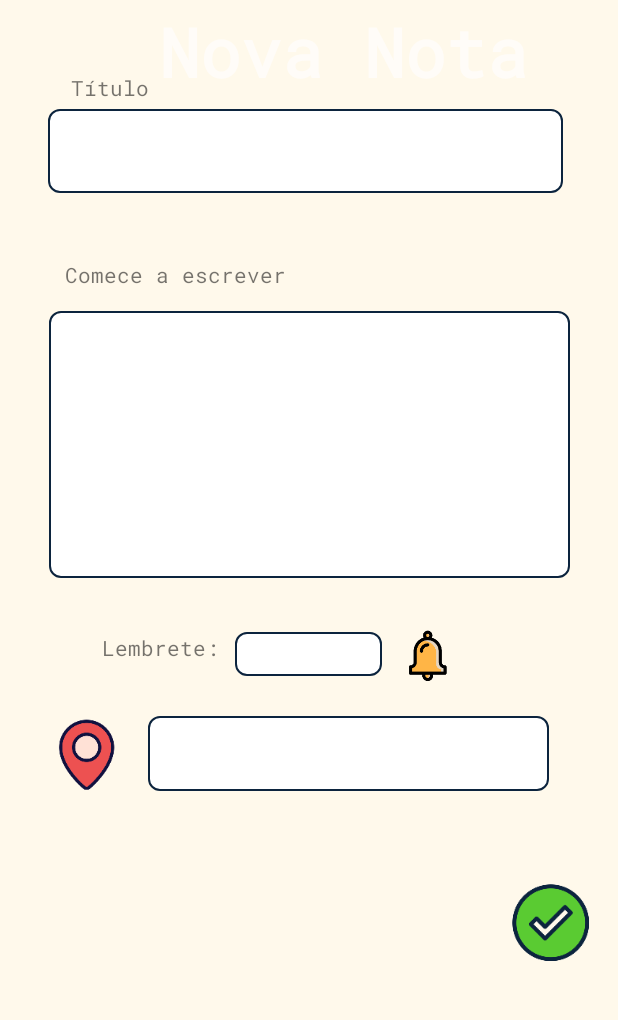
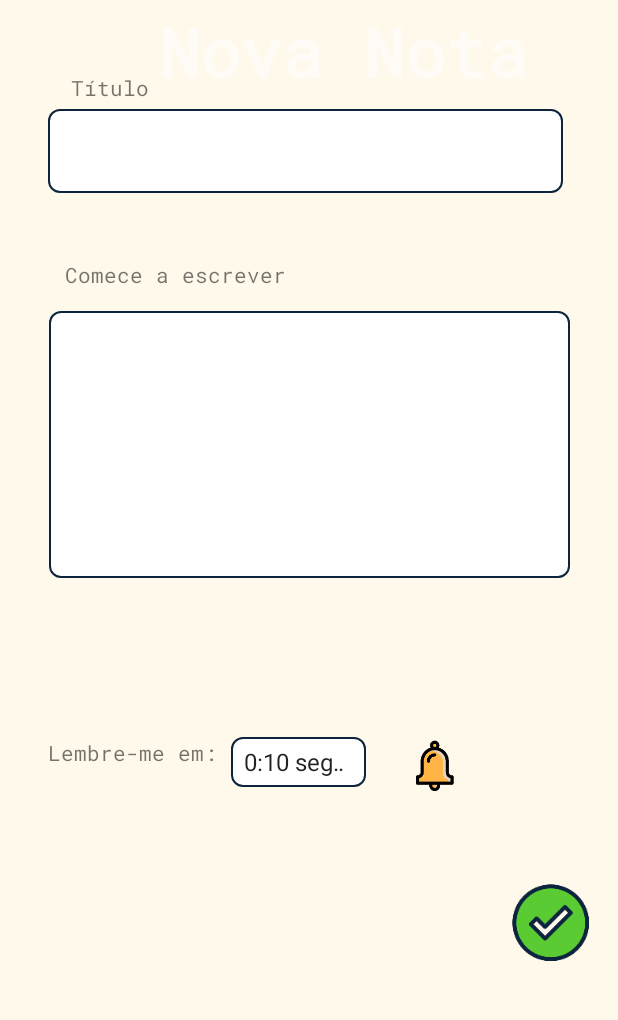
Before and after one commit to Lucas0liveira/Notefull, an Android app: the NewNoteActivity screen opened directly, with no data from a screen before it, on a phone screen of 412 x 824 dp, the part 173-1193 px from its top. Run offline under Robolectric (Android 15) with nearby library versions, the phone set to English and light mode, and no system bars; 1 statement that could not run was skipped.

Commit message:
notificação page Nova nota, correções

```diff
--- a/app/src/main/AndroidManifest.xml
+++ b/app/src/main/AndroidManifest.xml
@@ -8,7 +8,7 @@
 
     <application
         android:allowBackup="true"
-        android:icon="@mipmap/ic_launcher"
+        android:icon="@mipmap/ic_logo_foreground"
         android:label="@string/app_name"
         android:roundIcon="@mipmap/ic_launcher_round"
         android:supportsRtl="true"
--- a/app/src/main/java/com/example/notefull/EdtNotesActivity.java
+++ b/app/src/main/java/com/example/notefull/EdtNotesActivity.java
@@ -42,7 +42,6 @@ public class EdtNotesActivity extends AppCompatActivity implements AdapterView.O
         final EditText edtTitulo = findViewById(R.id.edtNoteTitulo);
         final EditText edtBody = findViewById(R.id.edtNoteBody);
         final Spinner edtLembrete = findViewById(R.id.edtNoteLembrete);
-        final EditText edtLocal = findViewById(R.id.edtNoteLocalization);
         Button btnNotification = findViewById(R.id.btnNoteNotification);
         Button btnConfirm = findViewById(R.id.btnNoteCheck);
         Button btnQuit = findViewById(R.id.btnNoteQuit);
@@ -90,8 +89,6 @@ public class EdtNotesActivity extends AppCompatActivity implements AdapterView.O
                 Note note = new Note();
                 note.setTitle(edtTitulo.getText().toString());
                 note.setBody(edtBody.getText().toString());
-                note.setLat(edtLocal.getText().toString());
-                note.setLg(edtLocal.getText().toString());
                 db.addNote(note, userId);
                 Toast.makeText(EdtNotesActivity.this, "Nota editada.", Toast.LENGTH_SHORT).show();
 
--- a/app/src/main/java/com/example/notefull/MainActivity.java
+++ b/app/src/main/java/com/example/notefull/MainActivity.java
@@ -51,7 +51,7 @@ public class MainActivity extends AppCompatActivity {
         }
         else {
             Log.d(null, "LOGIN BEM SUCEDIDO usuário " +userId);
-            Toast.makeText(this, "Login bem sucedido. usuário:" + userId, Toast.LENGTH_SHORT).show();
+            Toast.makeText(this, "Login bem sucedido", Toast.LENGTH_SHORT).show();
 
             Intent intent = new Intent(this, NoteActivity.class);
             Bundle b = new Bundle();
--- a/app/src/main/java/com/example/notefull/NewNoteActivity.java
+++ b/app/src/main/java/com/example/notefull/NewNoteActivity.java
@@ -2,18 +2,27 @@ package com.example.notefull;
 
 import androidx.annotation.RequiresApi;
 import androidx.appcompat.app.AppCompatActivity;
+
+import android.app.AlarmManager;
+import android.app.NotificationChannel;
+import android.app.NotificationManager;
+import android.app.PendingIntent;
 import android.content.Intent;
 import android.os.Build;
 import android.os.Bundle;
 import android.util.Log;
 import android.view.View;
+import android.widget.AdapterView;
+import android.widget.ArrayAdapter;
 import android.widget.Button;
 import android.widget.EditText;
+import android.widget.Spinner;
 import android.widget.Toast;
 
 import java.time.LocalDateTime;
 
-public class NewNoteActivity extends AppCompatActivity {
+public class NewNoteActivity extends AppCompatActivity implements AdapterView.OnItemSelectedListener {
+    private long timeSeconds;
 
     @Override
     protected void onCreate(Bundle savedInstanceState) {
@@ -22,14 +31,38 @@ public class NewNoteActivity extends AppCompatActivity {
 
         final EditText edtTitulo = findViewById(R.id.edtTituloNN);
         final EditText edtBody = findViewById(R.id.edtNewAnotation);
-        final EditText edtLembrete = findViewById(R.id.edtLembrete);
-        final EditText edtLocalization = findViewById(R.id.edtLocalization);
+        final Spinner edtLembrete = findViewById(R.id.edtLembrete);
         Button btnNotification = findViewById(R.id.btnNotification);
         Button btnConcluido = findViewById(R.id.btnCheck);
+
+        ArrayAdapter<CharSequence> adapter = ArrayAdapter.createFromResource(this, R.array.horarios, android.R.layout.simple_spinner_item);
+        adapter.setDropDownViewResource(android.R.layout.simple_spinner_dropdown_item);
+        edtLembrete.setAdapter(adapter);
+        edtLembrete.setOnItemSelectedListener(this);
 
         Bundle b = getIntent().getExtras();
         final long userId = b.getLong("userId");
 
+        btnNotification.setOnClickListener(new View.OnClickListener() {
+
+            public void onClick(View view) {
+                Toast.makeText(NewNoteActivity.this, "Lembrete Definido!", Toast.LENGTH_SHORT).show();
+
+                Intent intent = new Intent(view.getContext(), Lembrete.class);
+                PendingIntent pendingIntent = PendingIntent.getBroadcast(view.getContext(), 0, intent, 0);
+
+                Intent intentPage = new Intent(NewNoteActivity.this,
+                        Lembrete.class);
+                PendingIntent pendingIntentPage = PendingIntent.getActivity(
+                        NewNoteActivity.this, 0, intentPage,0);
+
+                AlarmManager alarmManager = (AlarmManager) getSystemService(ALARM_SERVICE);
+
+                long timeAtButtonClick = System.currentTimeMillis();
+
+                alarmManager.set(AlarmManager.RTC_WAKEUP, timeAtButtonClick + timeSeconds, pendingIntent);
+            }
+        });
         btnConcluido.setOnClickListener(new View.OnClickListener() {
             @RequiresApi(api = Build.VERSION_CODES.O)
             public void onClick(View view) {
@@ -37,8 +70,6 @@ public class NewNoteActivity extends AppCompatActivity {
                 Note note = new Note();
                 note.setTitle(edtTitulo.getText().toString());
                 note.setBody(edtBody.getText().toString());
-                note.setLat(edtLocalization.getText().toString());
-                note.setLg(edtLocalization.getText().toString());
                 LocalDateTime date = LocalDateTime.now();
                 Log.d(null, date.toString());
                 note.setDate(date.toString());
@@ -55,5 +86,52 @@ public class NewNoteActivity extends AppCompatActivity {
             }
         });
     }
+    private void createNotificationChannel() {
 
+        if (Build.VERSION.SDK_INT >= Build.VERSION_CODES.O) {
+            CharSequence name = "Lembrete";
+            String description = "Canal de lembrete";
+            int importance = NotificationManager.IMPORTANCE_DEFAULT;
+            NotificationChannel channel = new NotificationChannel("notify", name, importance);
+            channel.setDescription(description);
+
+            NotificationManager notificationManager = getSystemService(NotificationManager.class);
+            notificationManager.createNotificationChannel(channel);
+        }
+    }
+
+    @Override
+    public void onItemSelected(AdapterView<?> parent, View view, int position, long l) {
+        String text = parent.getItemAtPosition(position).toString();
+        if (position == 0){
+            timeSeconds = 1000 * 10;
+        }
+        if (position == 1){
+            timeSeconds = 1000 * 30;
+        }
+        if (position == 2){
+            timeSeconds = 1000 * 60;
+        }
+        if (position == 3){
+            timeSeconds = 1000 * 120;
+        }
+        if (position == 4){
+            timeSeconds = 1000 * 300;
+        }
+        if (position == 5){
+            timeSeconds = 1000 * 600;
+        }if (position == 6){
+            timeSeconds = 1000 * 900;
+        }if (position == 7){
+            timeSeconds = 1000 * 1800;
+        }
+
+
+
+    }
+
+    @Override
+    public void onNothingSelected(AdapterView<?> adapterView) {
+
+    }
 }
--- a/app/src/main/java/com/example/notefull/NoteActivity.java
+++ b/app/src/main/java/com/example/notefull/NoteActivity.java
@@ -8,6 +8,8 @@ import android.widget.AdapterView;
 import android.widget.ArrayAdapter;
 import android.widget.Button;
 import android.widget.ListView;
+import android.widget.Toast;
+
 import androidx.appcompat.app.AppCompatActivity;
 
 import java.util.ArrayList;
@@ -73,6 +75,7 @@ public class NoteActivity extends AppCompatActivity {
                 Intent intent = new Intent(view.getContext(), MainActivity.class);
                 startActivity(intent);
                 finish();
+                Toast.makeText(NoteActivity.this, "Logout realizado.", Toast.LENGTH_SHORT).show();
 
             }
         });
--- a/app/src/main/res/layout/new_note_activity.xml
+++ b/app/src/main/res/layout/new_note_activity.xml
@@ -107,69 +107,41 @@
 
     <TextView
         android:id="@+id/textView17"
-        android:layout_width="84dp"
+        android:layout_width="122dp"
         android:layout_height="34dp"
         android:fontFamily="@font/roboto_mono"
-        android:text="Lembrete:"
+        android:text="Lembre-me em:"
         app:layout_constraintBottom_toBottomOf="parent"
         app:layout_constraintEnd_toEndOf="parent"
-        app:layout_constraintHorizontal_bias="0.207"
+        app:layout_constraintHorizontal_bias="0.11"
         app:layout_constraintStart_toStartOf="parent"
         app:layout_constraintTop_toTopOf="parent"
-        app:layout_constraintVertical_bias="0.68" />
+        app:layout_constraintVertical_bias="0.769" />
 
-    <EditText
+    <Spinner
         android:id="@+id/edtLembrete"
-        android:layout_width="98dp"
-        android:layout_height="29dp"
+        android:layout_width="90dp"
+        android:layout_height="33dp"
         android:background="@drawable/textviewnote"
-        android:ems="10"
-        android:inputType="time"
         app:layout_constraintBottom_toBottomOf="parent"
         app:layout_constraintEnd_toEndOf="parent"
-        app:layout_constraintHorizontal_bias="0.498"
+        app:layout_constraintHorizontal_bias="0.479"
         app:layout_constraintStart_toStartOf="parent"
         app:layout_constraintTop_toTopOf="parent"
-        app:layout_constraintVertical_bias="0.675" />
+        app:layout_constraintVertical_bias="0.767" />
 
     <Button
         android:id="@+id/btnNotification"
+        style="?android:attr/borderlessButtonStyle"
         android:layout_width="38dp"
         android:layout_height="38dp"
         android:background="@mipmap/ic_notification"
         app:layout_constraintBottom_toBottomOf="parent"
         app:layout_constraintEnd_toEndOf="parent"
-        app:layout_constraintHorizontal_bias="0.713"
+        app:layout_constraintHorizontal_bias="0.726"
         app:layout_constraintStart_toStartOf="parent"
         app:layout_constraintTop_toTopOf="parent"
-        app:layout_constraintVertical_bias="0.679"
-        style="?android:attr/borderlessButtonStyle" />
-
-    <ImageView
-        android:id="@+id/imageView2"
-        android:layout_width="52dp"
-        android:layout_height="52dp"
-        app:layout_constraintBottom_toBottomOf="@+id/tela_nota"
-        app:layout_constraintEnd_toEndOf="parent"
-        app:layout_constraintHorizontal_bias="0.089"
-        app:layout_constraintStart_toStartOf="parent"
-        app:layout_constraintTop_toTopOf="parent"
-        app:layout_constraintVertical_bias="0.768"
-        app:srcCompat="@mipmap/ic_localization" />
-
-    <EditText
-        android:id="@+id/edtLocalization"
-        android:layout_width="267dp"
-        android:layout_height="50dp"
-        android:background="@drawable/textviewnote"
-        android:ems="10"
-        android:inputType="textPersonName"
-        app:layout_constraintBottom_toBottomOf="parent"
-        app:layout_constraintEnd_toEndOf="parent"
-        app:layout_constraintHorizontal_bias="0.68"
-        app:layout_constraintStart_toStartOf="parent"
-        app:layout_constraintTop_toTopOf="parent"
-        app:layout_constraintVertical_bias="0.766" />
+        app:layout_constraintVertical_bias="0.773" />
 
     <Button
         android:id="@+id/btnCheck"
```
Also changed, not shown: app/src/main/res/layout/cadastro.xml (+84 -89 lines), app/src/main/res/layout/edt_notes_activity.xml (+6 -32 lines).
